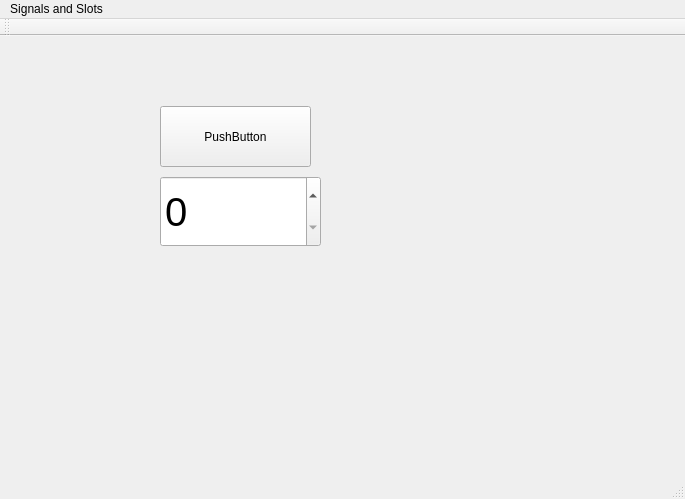
First picture: the form in mainwindow.ui, repository ncfausti/QT-GUI-Playground, before the edit.
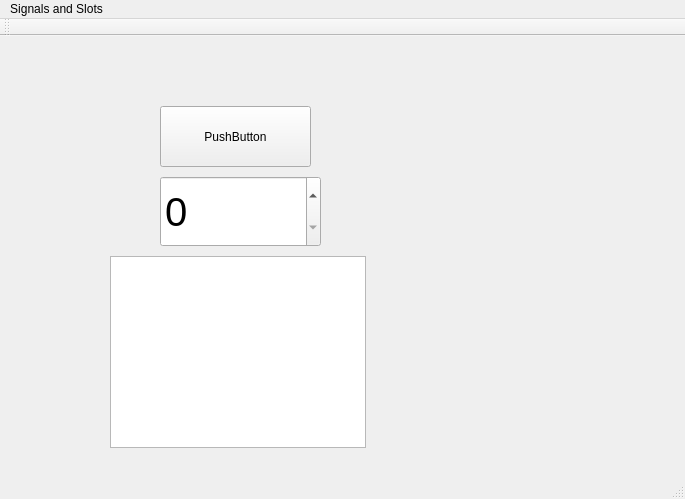
Second picture: the form after the edit.

Patch:
```diff
--- a/mainwindow.ui
+++ b/mainwindow.ui
@@ -42,6 +42,16 @@
      </font>
     </property>
    </widget>
+   <widget class="QListWidget" name="listWidget">
+    <property name="geometry">
+     <rect>
+      <x>110</x>
+      <y>220</y>
+      <width>256</width>
+      <height>192</height>
+     </rect>
+    </property>
+   </widget>
   </widget>
   <widget class="QMenuBar" name="menuBar">
    <property name="geometry">
```
